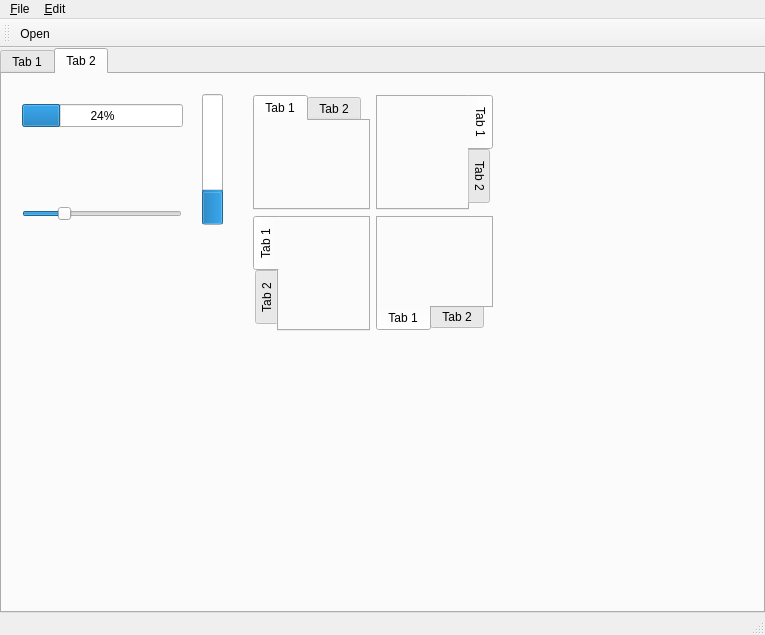
First picture: the form in MainWindow.ui, repository soramimi/QtDarkStyle, before the edit.
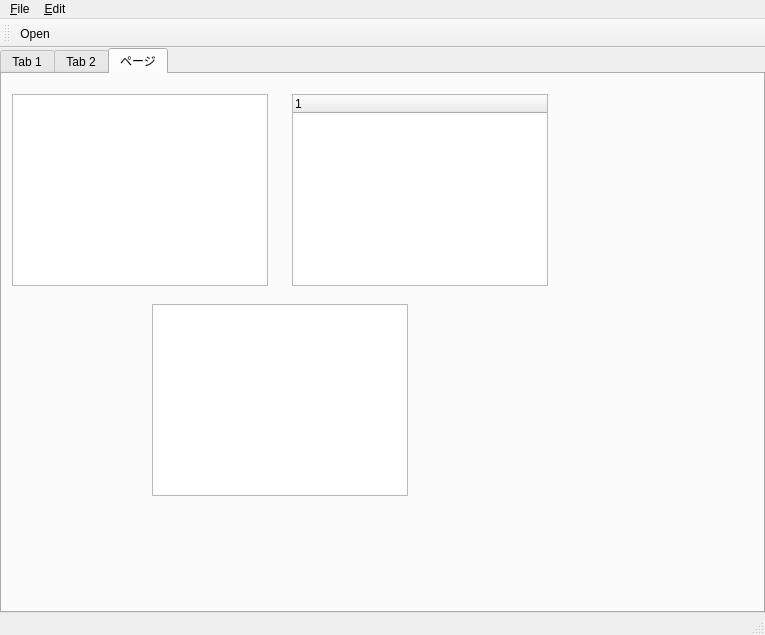
Second picture: the form after the edit.

Diff of the .ui file:
```diff
--- a/MainWindow.ui
+++ b/MainWindow.ui
@@ -33,7 +33,7 @@
     <item>
      <widget class="QTabWidget" name="tabWidget">
       <property name="currentIndex">
-       <number>1</number>
+       <number>2</number>
       </property>
       <widget class="QWidget" name="tab">
        <attribute name="title">
@@ -345,6 +345,46 @@
         </layout>
        </widget>
       </widget>
+      <widget class="QWidget" name="tab_11">
+       <attribute name="title">
+        <string>ページ</string>
+       </attribute>
+       <widget class="QListWidget" name="listWidget">
+        <property name="geometry">
+         <rect>
+          <x>10</x>
+          <y>20</y>
+          <width>256</width>
+          <height>192</height>
+         </rect>
+        </property>
+       </widget>
+       <widget class="QTreeWidget" name="treeWidget">
+        <property name="geometry">
+         <rect>
+          <x>290</x>
+          <y>20</y>
+          <width>256</width>
+          <height>192</height>
+         </rect>
+        </property>
+        <column>
+         <property name="text">
+          <string notr="true">1</string>
+         </property>
+        </column>
+       </widget>
+       <widget class="QTableWidget" name="tableWidget">
+        <property name="geometry">
+         <rect>
+          <x>150</x>
+          <y>230</y>
+          <width>256</width>
+          <height>192</height>
+         </rect>
+        </property>
+       </widget>
+      </widget>
      </widget>
     </item>
    </layout>
```
Left out of the diff: 2 changed lines with no effect on the pictures.
